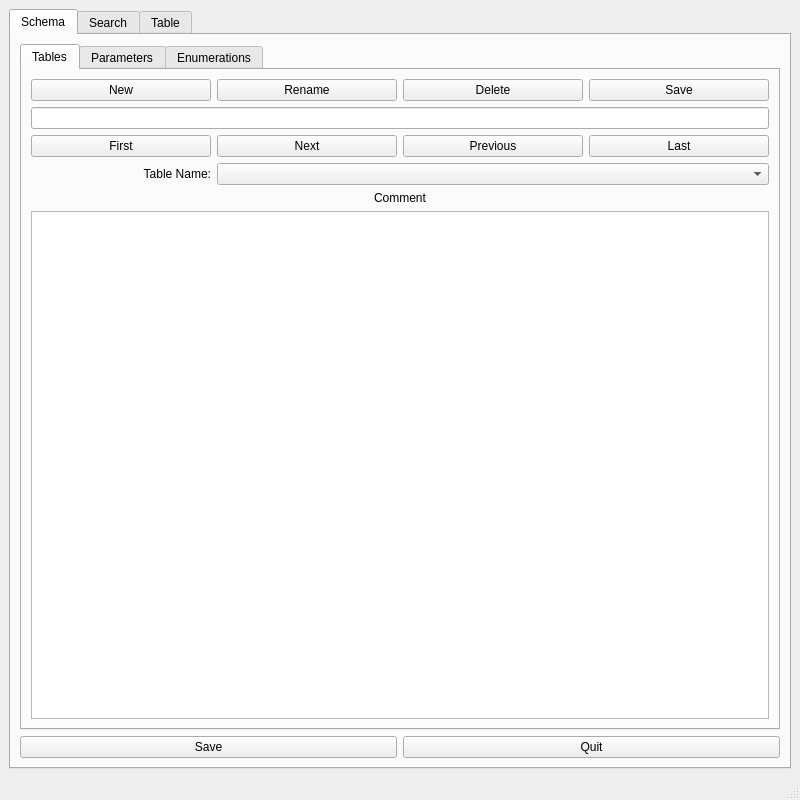
Qt form tables_editor.ui (waynegramlich/table_tools) before a commit.
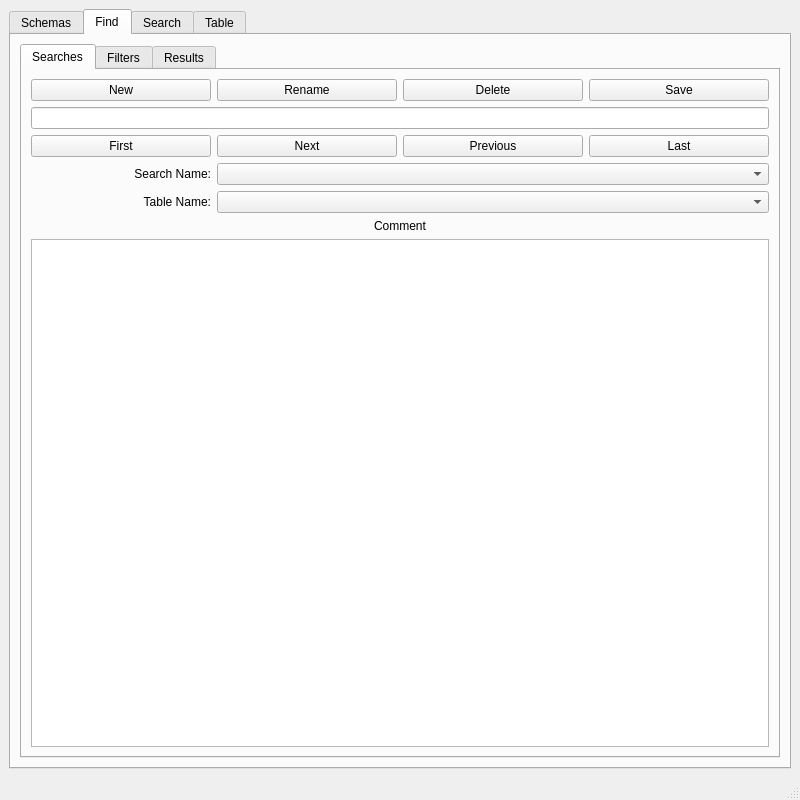
The same form after that commit.

Commit message: Got searches tab to work.

```diff
--- a/tables_editor.ui
+++ b/tables_editor.ui
@@ -26,8 +26,8 @@
      <verstretch>1</verstretch>
     </sizepolicy>
    </property>
-   <layout class="QGridLayout" name="gridLayout_5">
-    <item row="1" column="0">
+   <layout class="QGridLayout" name="gridLayout_8">
+    <item row="0" column="0">
      <widget class="QTabWidget" name="root_tabs">
       <property name="sizePolicy">
        <sizepolicy hsizetype="Expanding" vsizetype="Expanding">
@@ -36,7 +36,7 @@
        </sizepolicy>
       </property>
       <property name="currentIndex">
-       <number>0</number>
+       <number>1</number>
       </property>
       <widget class="QWidget" name="schema_tab">
        <property name="enabled">
@@ -49,7 +49,7 @@
         </sizepolicy>
        </property>
        <attribute name="title">
-        <string>Schema</string>
+        <string>Schemas</string>
        </attribute>
        <layout class="QGridLayout" name="gridLayout_2">
         <item row="1" column="0">
@@ -513,6 +513,139 @@
         </item>
        </layout>
       </widget>
+      <widget class="QWidget" name="find_tab">
+       <attribute name="title">
+        <string>Find</string>
+       </attribute>
+       <layout class="QGridLayout" name="gridLayout_5">
+        <item row="0" column="0">
+         <widget class="QTabWidget" name="find_tabs">
+          <property name="currentIndex">
+           <number>0</number>
+          </property>
+          <widget class="QWidget" name="searches_tab">
+           <attribute name="title">
+            <string>Searches</string>
+           </attribute>
+           <layout class="QGridLayout" name="gridLayout_10">
+            <item row="0" column="0">
+             <layout class="QGridLayout" name="searches_grid">
+              <item row="1" column="0" colspan="4">
+               <widget class="QLineEdit" name="searches_line"/>
+              </item>
+              <item row="2" column="2">
+               <widget class="QPushButton" name="searches_previous">
+                <property name="text">
+                 <string>Previous</string>
+                </property>
+               </widget>
+              </item>
+              <item row="3" column="0">
+               <widget class="QLabel" name="searches_name_label">
+                <property name="text">
+                 <string>Search Name:</string>
+                </property>
+                <property name="alignment">
+                 <set>Qt::AlignRight|Qt::AlignTrailing|Qt::AlignVCenter</set>
+                </property>
+               </widget>
+              </item>
+              <item row="2" column="3">
+               <widget class="QPushButton" name="searches_last">
+                <property name="text">
+                 <string>Last</string>
+                </property>
+               </widget>
+              </item>
+              <item row="0" column="0">
+               <widget class="QPushButton" name="searches_new">
+                <property name="text">
+                 <string>New</string>
+                </property>
+               </widget>
+              </item>
+              <item row="0" column="1">
+               <widget class="QPushButton" name="searches_rename">
+                <property name="text">
+                 <string>Rename</string>
+                </property>
+               </widget>
+              </item>
+              <item row="0" column="2">
+               <widget class="QPushButton" name="searches_delete">
+                <property name="text">
+                 <string>Delete</string>
+                </property>
+               </widget>
+              </item>
+              <item row="0" column="3">
+               <widget class="QPushButton" name="searches_save">
+                <property name="text">
+                 <string>Save</string>
+                </property>
+               </widget>
+              </item>
+              <item row="3" column="1" colspan="3">
+               <widget class="QComboBox" name="searches_combo"/>
+              </item>
+              <item row="4" column="0">
+               <widget class="QLabel" name="searches_table_name">
+                <property name="text">
+                 <string>Table Name:</string>
+                </property>
+                <property name="alignment">
+                 <set>Qt::AlignRight|Qt::AlignTrailing|Qt::AlignVCenter</set>
+                </property>
+               </widget>
+              </item>
+              <item row="4" column="1" colspan="3">
+               <widget class="QComboBox" name="searches_table_combo"/>
+              </item>
+              <item row="2" column="0">
+               <widget class="QPushButton" name="searches_first">
+                <property name="text">
+                 <string>First</string>
+                </property>
+               </widget>
+              </item>
+              <item row="2" column="1">
+               <widget class="QPushButton" name="searches_next">
+                <property name="text">
+                 <string>Next</string>
+                </property>
+               </widget>
+              </item>
+              <item row="5" column="0" colspan="4">
+               <widget class="QLabel" name="searches_comment_label">
+                <property name="text">
+                 <string>Comment</string>
+                </property>
+                <property name="alignment">
+                 <set>Qt::AlignCenter</set>
+                </property>
+               </widget>
+              </item>
+              <item row="6" column="0" colspan="4">
+               <widget class="QPlainTextEdit" name="searches_comment_text"/>
+              </item>
+             </layout>
+            </item>
+           </layout>
+          </widget>
+          <widget class="QWidget" name="filters_tab">
+           <attribute name="title">
+            <string>Filters</string>
+           </attribute>
+          </widget>
+          <widget class="QWidget" name="results_tab">
+           <attribute name="title">
+            <string>Results</string>
+           </attribute>
+          </widget>
+         </widget>
+        </item>
+       </layout>
+      </widget>
       <widget class="QWidget" name="search_tab">
        <attribute name="title">
         <string>Search</string>
```
The commit also changes 1 other file.
